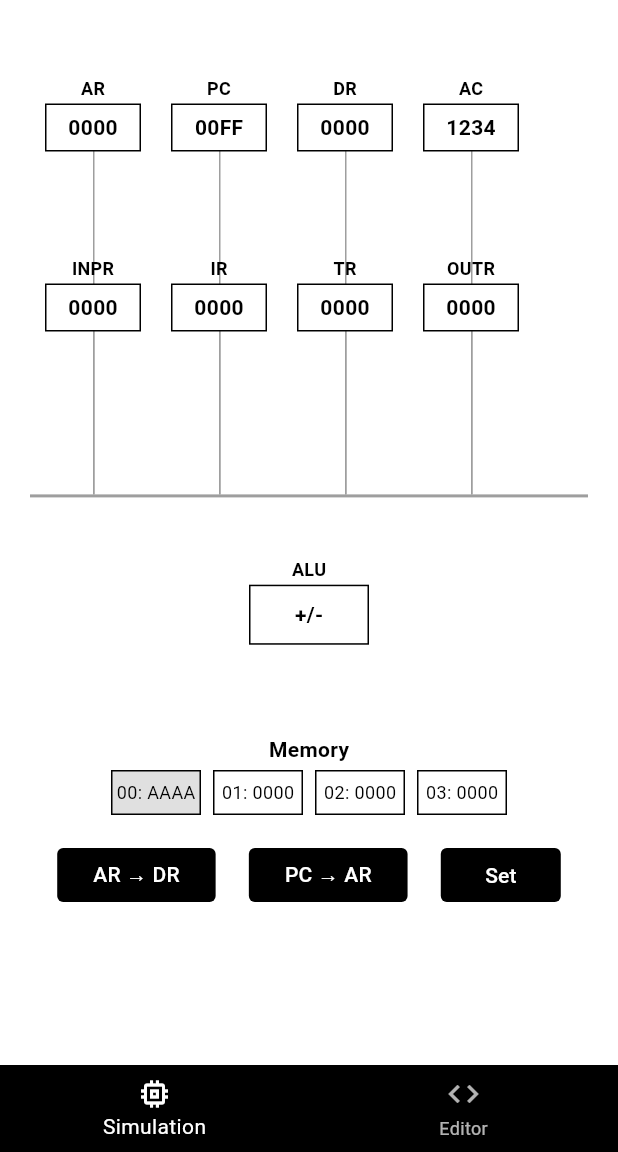
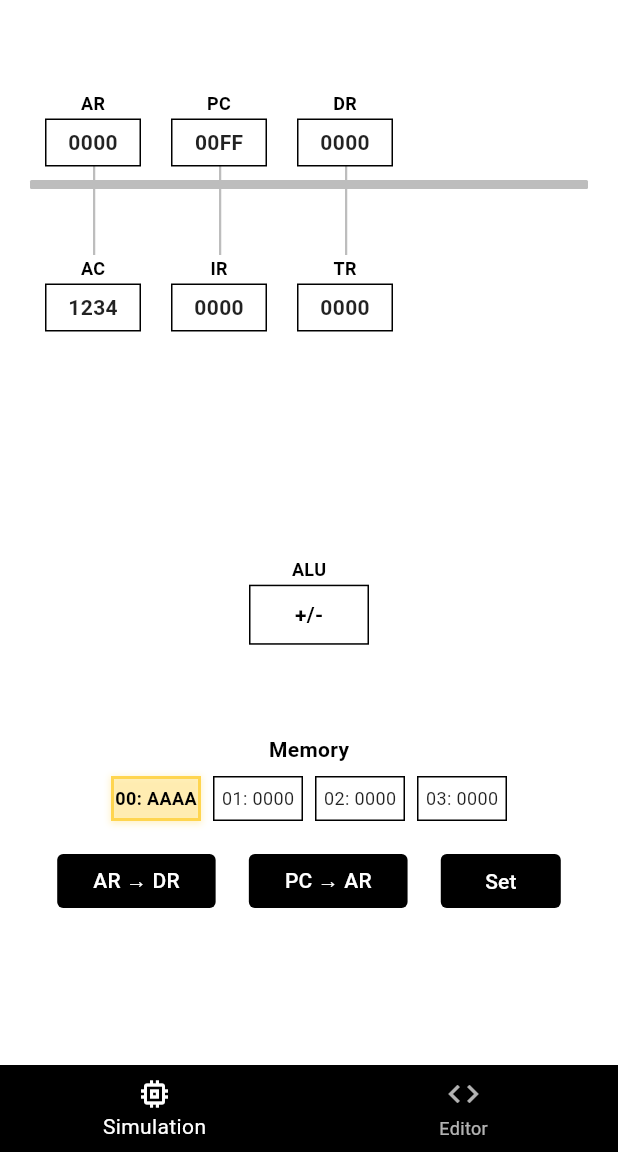
Before and after one commit to R4f4y04/mano_simp, a Flutter app: the screen it shows after launch, after a tap on "Set", on a phone screen of 412 x 824 dp, the part 84-1236 px from its top. Run offline on Flutter 3.47's test engine with Material 3 defaults, Android fonts, the phone set to English and light mode, and no system bars; our stand-ins replace google_fonts; Roboto replaces fonts that are missing (RobotoMono).

Commit message:
kinda works. need to work on the appearance as welll as putting the editor on the same screen.

```diff
--- a/mano_simp/lib/models/simulation_state.dart
+++ b/mano_simp/lib/models/simulation_state.dart
@@ -3,6 +3,9 @@ class SimulationState {
   bool isHighlightedBus = false;
   String? sourceRegister;
   String? destinationRegister;
+
+  // ALU state
+  bool isAluActive = false;
 
   // Memory state
   List<List<int>> memory = List.generate(32, (_) => List.filled(8, 0));
--- a/mano_simp/lib/providers/simulation_provider.dart
+++ b/mano_simp/lib/providers/simulation_provider.dart
@@ -27,28 +27,26 @@ class SimulationProvider extends ChangeNotifier {
   }
 
   void initRegisters() {
-    // Create registers with new positions to surround the central bus
+    // Create registers with new positions - removed INPR and OUTR
+    // Positioning registers around the central bus
     registers = [
       // Top row - above the bus
-      Register(id: "AR", x: 30, y: 50, w: 64, h: 32),
-      Register(id: "PC", x: 114, y: 50, w: 64, h: 32),
-      Register(id: "DR", x: 198, y: 50, w: 64, h: 32),
-      Register(id: "AC", x: 282, y: 50, w: 64, h: 32),
+      Register(id: "AR", x: 30, y: 60, w: 64, h: 32),
+      Register(id: "PC", x: 114, y: 60, w: 64, h: 32),
+      Register(id: "DR", x: 198, y: 60, w: 64, h: 32),
 
       // Bottom row - below the bus
-      Register(id: "INPR", x: 30, y: 170, w: 64, h: 32),
+      Register(id: "AC", x: 30, y: 170, w: 64, h: 32),
       Register(id: "IR", x: 114, y: 170, w: 64, h: 32),
       Register(id: "TR", x: 198, y: 170, w: 64, h: 32),
-      Register(id: "OUTR", x: 282, y: 170, w: 64, h: 32),
     ];
     notifyListeners();
   }
 
   void initConfigs() {
-    // Simple configs - the specific values aren't as important anymore since
-    // our widgets are more responsive now
-    aluConfig = {"x": 160, "y": 100, "w": 80, "h": 40};
-    busConfig = {"y": 120, "h": 2};
+    // Make the bus more prominent
+    busConfig = {"y": 120, "h": 5}; // Increased height to 5
+    aluConfig = {"x": 280, "y": 100, "w": 80, "h": 40}; // Move ALU to the right
     memoryConfig = {};
   }
 
@@ -77,6 +75,7 @@ class SimulationProvider extends ChangeNotifier {
     simulationState.isHighlightedBus = false;
     simulationState.sourceRegister = null;
     simulationState.destinationRegister = null;
+    simulationState.isAluActive = false;
     notifyListeners();
   }
 
@@ -104,6 +103,35 @@ class SimulationProvider extends ChangeNotifier {
     });
   }
 
+  // ALU operation animation
+  void simulateAluOperation(String input1, String input2, String output) {
+    // First clear all highlights
+    clearAllHighlights();
+
+    // Step 1: Highlight input registers
+    highlightRegister(input1);
+    highlightRegister(input2);
+    notifyListeners();
+
+    // Step 2: After delay, highlight bus and ALU
+    Future.delayed(Duration(milliseconds: 400), () {
+      simulationState.isHighlightedBus = true;
+      simulationState.isAluActive = true;
+      notifyListeners();
+
+      // Step 3: Highlight output register
+      Future.delayed(Duration(milliseconds: 400), () {
+        highlightRegister(output);
+        notifyListeners();
+
+        // Step 4: Clear all highlights
+        Future.delayed(Duration(milliseconds: 400), () {
+          clearAllHighlights();
+        });
+      });
+    });
+  }
+
   // Memory operations
   void setMemoryValue(int address, int value) {
     final row = address ~/ 8;
--- a/mano_simp/lib/widgets/alu_widget.dart
+++ b/mano_simp/lib/widgets/alu_widget.dart
@@ -1,4 +1,6 @@
 import 'package:flutter/material.dart';
+import 'package:provider/provider.dart';
+import 'package:mano_simp/providers/simulation_provider.dart';
 
 class ALUWidget extends StatelessWidget {
   final Map<String, dynamic> aluConfig;
@@ -7,11 +9,18 @@ class ALUWidget extends StatelessWidget {
 
   @override
   Widget build(BuildContext context) {
+    // Get simulation state to check if ALU should be highlighted
+    final simulationProvider = Provider.of<SimulationProvider>(context);
+    final isActive = simulationProvider.simulationState.isAluActive;
+
     // Position ALU below the bus
     final double x = MediaQuery.of(context).size.width / 2 - 40; // Centered
     final double y = MediaQuery.of(context).size.height * 0.45; // Below the bus
     final double w = 80.0;
     final double h = 40.0;
+
+    // Highlight color - subtle amber for better visibility
+    final highlightColor = Color(0xFFFFD54F);
 
     return Positioned(
       left: x,
@@ -24,18 +33,32 @@ class ALUWidget extends StatelessWidget {
             style: TextStyle(
               fontSize: 12,
               fontWeight: FontWeight.bold,
-              color: Colors.black,
+              color: isActive ? highlightColor : Colors.black,
             ),
           ),
           const SizedBox(height: 2),
 
-          // Simple ALU rectangle
-          Container(
+          // Simple ALU rectangle with subtle animation when active
+          AnimatedContainer(
+            duration: Duration(milliseconds: 400),
             width: w,
             height: h,
             decoration: BoxDecoration(
-              color: Colors.white,
-              border: Border.all(color: Colors.black, width: 1.0),
+              color: isActive ? highlightColor.withOpacity(0.2) : Colors.white,
+              border: Border.all(
+                color: isActive ? highlightColor : Colors.black,
+                width: isActive ? 2.0 : 1.0,
+              ),
+              boxShadow: isActive
+                  ? [
+                      BoxShadow(
+                        color: highlightColor.withOpacity(0.3),
+                        blurRadius: 4,
+                        spreadRadius: 1,
+                        offset: Offset(0, 1),
+                      )
+                    ]
+                  : null,
             ),
             alignment: Alignment.center,
             child: Text(
--- a/mano_simp/lib/widgets/bus_widget.dart
+++ b/mano_simp/lib/widgets/bus_widget.dart
@@ -15,15 +15,18 @@ class BusWidget extends StatelessWidget {
     final registers = simulationProvider.registers;
     final screenWidth = MediaQuery.of(context).size.width;
 
-    // Position the bus in the middle of the screen horizontally
+    // Position the bus in the middle between top and bottom registers
     final double busY =
-        MediaQuery.of(context).size.height * 0.4; // Middle of the screen
-    final double busHeight = 2.0; // Very thin bus line
+        120; // Fixed position to be in the middle between registers
+    final double busHeight = 6.0; // Make the bus more prominent
     final double busWidth = screenWidth - 40; // Width with padding
 
     final animDuration = Duration(
       milliseconds: ThemeConfig.config['animations']['highlightDurationMs'],
     );
+
+    // Highlight color - subtle amber for better visibility
+    final highlightColor = Color(0xFFFFD54F);
 
     // Calculate connection lines for each register to the bus
     final List<Widget> connectionLines = [];
@@ -32,27 +35,28 @@ class BusWidget extends StatelessWidget {
       final bool isAboveBus = register.y < busY;
       final double connectionStartY =
           isAboveBus ? register.y + register.h : register.y;
-      final double connectionEndY = busY;
+      final double connectionEndY = busY + (isAboveBus ? 0 : busHeight);
       final bool isHighlighted =
           simulationState.sourceRegister == register.id ||
               simulationState.destinationRegister == register.id;
 
       connectionLines.add(Positioned(
         left: registerCenterX,
-        top: isAboveBus ? connectionStartY : busY,
+        top: isAboveBus ? connectionStartY : busY + busHeight,
         child: AnimatedContainer(
           duration: animDuration,
-          width: 1, // Thin line
-          height:
-              isAboveBus ? busY - connectionStartY : connectionStartY - busY,
-          color: isHighlighted ? Colors.black : Colors.grey,
+          width: 1.5, // Slightly thicker line for better visibility
+          height: isAboveBus
+              ? busY - connectionStartY
+              : connectionStartY - (busY + busHeight),
+          color: isHighlighted ? highlightColor : Colors.grey.shade400,
         ),
       ));
     }
 
     return Stack(
       children: [
-        // Main horizontal bus
+        // Main horizontal bus - positioned in the middle between the registers
         Positioned(
           left: 20,
           top: busY,
@@ -60,8 +64,15 @@ class BusWidget extends StatelessWidget {
             duration: animDuration,
             width: busWidth,
             height: busHeight,
-            color:
-                simulationState.isHighlightedBus ? Colors.black : Colors.grey,
+            decoration: BoxDecoration(
+              color: simulationState.isHighlightedBus
+                  ? highlightColor
+                  : Colors.grey.shade400,
+              borderRadius: BorderRadius.circular(1),
+            ),
+            child: simulationState.isHighlightedBus
+                ? DataFlowAnimation(width: busWidth, height: busHeight)
+                : null,
           ),
         ),
 
@@ -71,3 +82,76 @@ class BusWidget extends StatelessWidget {
     );
   }
 }
+
+// Animated dots flowing through the bus when active
+class DataFlowAnimation extends StatefulWidget {
+  final double width;
+  final double height;
+
+  const DataFlowAnimation({required this.width, required this.height});
+
+  @override
+  State<DataFlowAnimation> createState() => _DataFlowAnimationState();
+}
+
+class _DataFlowAnimationState extends State<DataFlowAnimation>
+    with SingleTickerProviderStateMixin {
+  late AnimationController _controller;
+
+  @override
+  void initState() {
+    super.initState();
+    _controller = AnimationController(
+      vsync: this,
+      duration: Duration(milliseconds: 800),
+    )..repeat();
+  }
+
+  @override
+  void dispose() {
+    _controller.dispose();
+    super.dispose();
+  }
+
+  @override
+  Widget build(BuildContext context) {
+    return AnimatedBuilder(
+      animation: _controller,
+      builder: (context, child) {
+        return CustomPaint(
+          size: Size(widget.width, widget.height),
+          painter: DataFlowPainter(progress: _controller.value),
+        );
+      },
+    );
+  }
+}
+
+class DataFlowPainter extends CustomPainter {
+  final double progress;
+
+  DataFlowPainter({required this.progress});
+
+  @override
+  void paint(Canvas canvas, Size size) {
+    final paint = Paint()
+      ..color = Colors.white
+      ..strokeWidth = 3
+      ..strokeCap = StrokeCap.round;
+
+    // Draw flowing dots - minimalist approach
+    final int dotCount = 12;
+    final double spacing = size.width / dotCount;
+
+    for (int i = 0; i < dotCount; i++) {
+      // Calculate dot position with animation
+      double x = (i * spacing + progress * size.width) % size.width;
+      canvas.drawCircle(Offset(x, size.height / 2), 1.0, paint);
+    }
+  }
+
+  @override
+  bool shouldRepaint(covariant DataFlowPainter oldDelegate) {
+    return oldDelegate.progress != progress;
+  }
+}
--- a/mano_simp/lib/widgets/memory_grid.dart
+++ b/mano_simp/lib/widgets/memory_grid.dart
@@ -20,6 +20,9 @@ class MemoryGrid extends StatelessWidget {
     const cellWidth = 60.0;
     const cellHeight = 30.0;
 
+    // Highlight color - same amber color for consistency
+    final highlightColor = Color(0xFFFFD54F);
+
     return Container(
       width: MediaQuery.of(context).size.width,
       child: Column(
@@ -34,7 +37,7 @@ class MemoryGrid extends StatelessWidget {
               color: Colors.black,
             ),
           ),
-          const SizedBox(height: 4),
+          const SizedBox(height: 8),
 
           // Simple memory cells in a row
           Row(
@@ -52,6 +55,7 @@ class MemoryGrid extends StatelessWidget {
                 isSelected,
                 cellWidth,
                 cellHeight,
+                highlightColor,
               );
             }),
           ),
@@ -68,6 +72,7 @@ class MemoryGrid extends StatelessWidget {
     bool isSelected,
     double width,
     double height,
+    Color highlightColor,
   ) {
     // Get value from memory (safely)
     int value = 0;
@@ -75,26 +80,38 @@ class MemoryGrid extends StatelessWidget {
       value = memory[row][col];
     }
 
-    return Container(
+    return AnimatedContainer(
+      duration: Duration(milliseconds: 400),
       width: width,
       height: height,
       margin: EdgeInsets.symmetric(horizontal: 4),
       decoration: BoxDecoration(
-        color: isSelected ? Colors.black12 : Colors.white,
+        color: isSelected ? highlightColor.withOpacity(0.2) : Colors.white,
         border: Border.all(
-          color: Colors.black,
-          width: 1.0,
+          color: isSelected ? highlightColor : Colors.black,
+          width: isSelected ? 2.0 : 1.0,
         ),
+        boxShadow: isSelected
+            ? [
+                BoxShadow(
+                  color: highlightColor.withOpacity(0.3),
+                  blurRadius: 3,
+                  spreadRadius: 1,
+                  offset: Offset(0, 1),
+                )
+              ]
+            : null,
       ),
       child: Column(
         mainAxisAlignment: MainAxisAlignment.center,
         children: [
-          // Address and value in hex
+          // Address and value in hex with improved visibility when selected
           Text(
             "${address.toRadixString(16).padLeft(2, '0').toUpperCase()}: ${value.toRadixString(16).padLeft(4, '0').toUpperCase()}",
             style: TextStyle(
               fontSize: 12,
-              color: Colors.black,
+              fontWeight: isSelected ? FontWeight.bold : FontWeight.normal,
+              color: isSelected ? Colors.black : Colors.black87,
               fontFamily: 'RobotoMono',
             ),
           ),
--- a/mano_simp/lib/widgets/register_widget.dart
+++ b/mano_simp/lib/widgets/register_widget.dart
@@ -13,6 +13,9 @@ class RegisterWidget extends StatelessWidget {
       milliseconds: ThemeConfig.config['animations']['highlightDurationMs'],
     );
 
+    // Highlight color - subtle amber for better visibility while keeping minimalist design
+    final highlightColor = Color(0xFFFFD54F);
+
     return Positioned(
       left: register.x,
       top: register.y,
@@ -21,10 +24,10 @@ class RegisterWidget extends StatelessWidget {
           // Register label
           Text(
             register.id,
-            style: const TextStyle(
+            style: TextStyle(
               fontSize: 12,
               fontWeight: FontWeight.bold,
-              color: Colors.black,
+              color: register.isHighlighted ? highlightColor : Colors.black,
             ),
           ),
           const SizedBox(height: 2),
@@ -36,11 +39,23 @@ class RegisterWidget extends StatelessWidget {
             width: register.w,
             height: register.h,
             decoration: BoxDecoration(
-              color: register.isHighlighted ? Colors.black12 : Colors.white,
+              color: register.isHighlighted
+                  ? highlightColor.withOpacity(0.2)
+                  : Colors.white,
               border: Border.all(
-                color: Colors.black,
-                width: 1.0,
+                color: register.isHighlighted ? highlightColor : Colors.black,
+                width: register.isHighlighted ? 2.0 : 1.0,
               ),
+              boxShadow: register.isHighlighted
+                  ? [
+                      BoxShadow(
+                        color: highlightColor.withOpacity(0.4),
+                        blurRadius: 4,
+                        spreadRadius: 1,
+                        offset: Offset(0, 1),
+                      )
+                    ]
+                  : null,
             ),
             child: Center(
               child: Text(
@@ -48,7 +63,7 @@ class RegisterWidget extends StatelessWidget {
                 style: TextStyle(
                   fontSize: 14,
                   fontWeight: FontWeight.bold,
-                  color: Colors.black,
+                  color: register.isHighlighted ? Colors.black : Colors.black87,
                   fontFamily: 'RobotoMono',
                 ),
               ),
```
